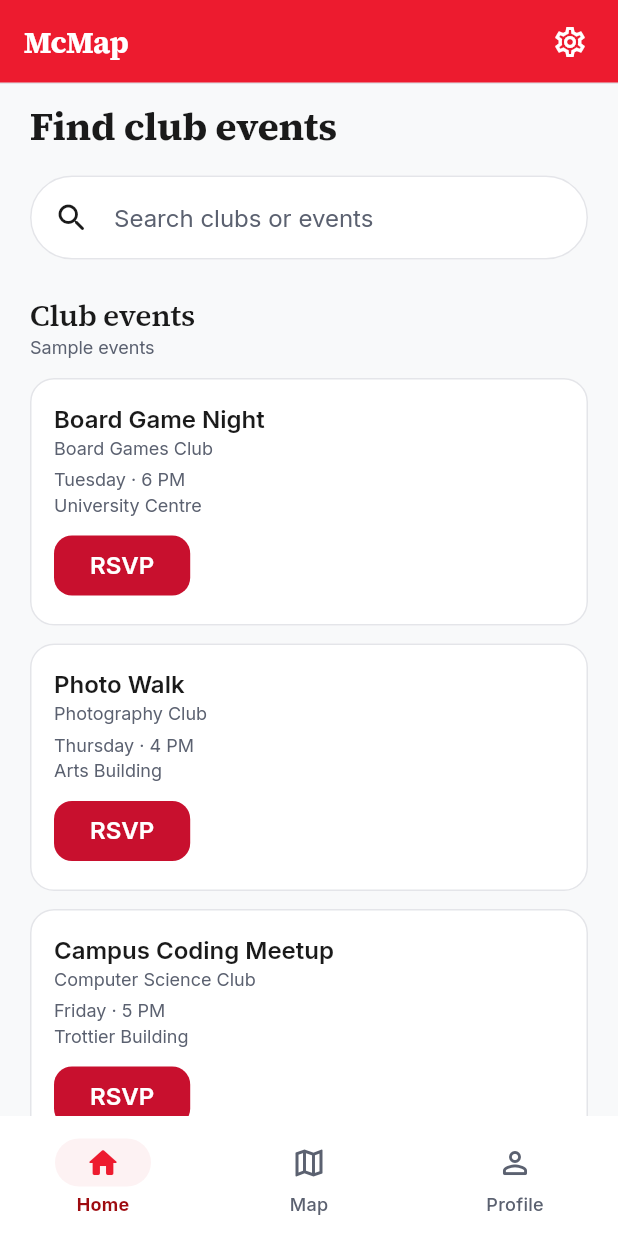
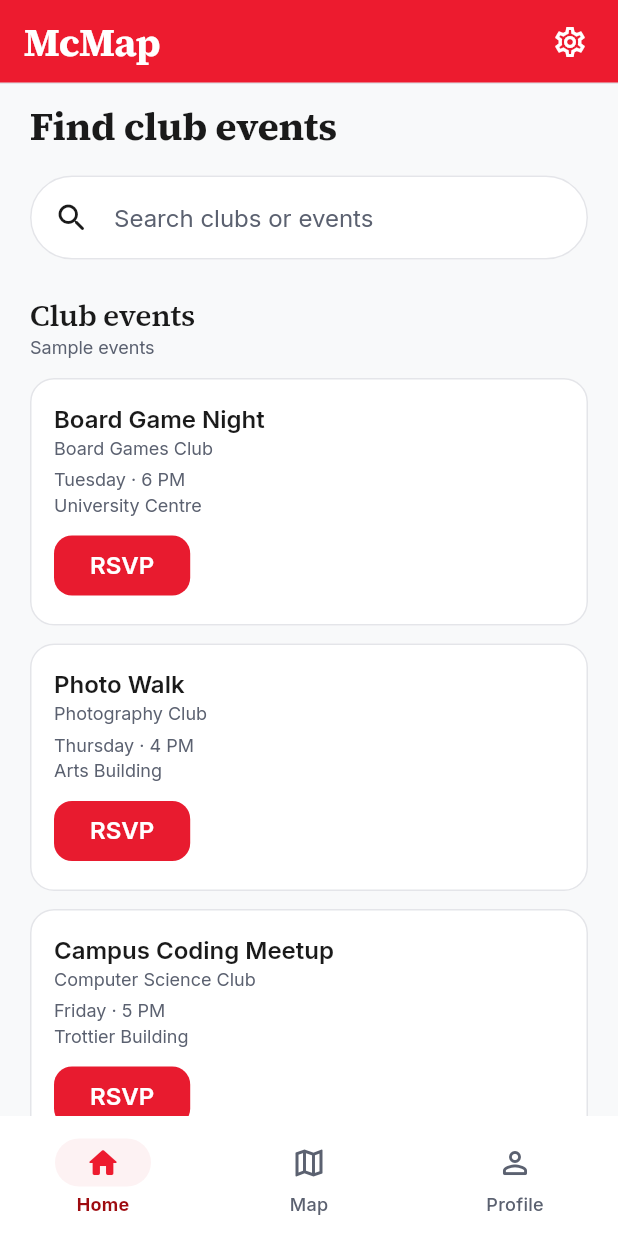
Before and after one commit to daygelo/mcmap, a Flutter app: the HomePage screen opened directly, on a phone screen of 412 x 824 dp. Run offline on Flutter 3.47's test engine with Material 3 defaults, Android fonts, the phone set to English and light mode, and no system bars; our stand-ins replace material_ui.

```diff
--- a/lib/pages/home_page.dart
+++ b/lib/pages/home_page.dart
@@ -65,8 +65,11 @@ class _HomePageState extends State<HomePage> {
       appBar: AppBar(
         backgroundColor: McMapColors.red,
         foregroundColor: McMapColors.white,
-        titleTextStyle: AppBarTheme.of(context).titleTextStyle
-            ?.copyWith(color: McMapColors.white, fontWeight: FontWeight.w700),
+        titleTextStyle: AppBarTheme.of(context).titleTextStyle?.copyWith(
+          color: McMapColors.white,
+          fontSize: 26,
+          fontWeight: FontWeight.w700,
+        ),
         title: const Text('McMap'),
         actions: [
           IconButton(
--- a/lib/theme/app_theme.dart
+++ b/lib/theme/app_theme.dart
@@ -10,8 +10,10 @@ abstract final class McMapColors {
   /// text. White text on it is only 4.38:1, so don't use it behind body text.
   static const red = Color(0xFFED1B2F);
 
-  /// Deeper McGill red for anything carrying text: filled buttons (white on
-  /// it 5.88:1) and red text/links on white (5.88:1).
+  /// Near-brand red for fills with white labels (4.54:1 contrast).
+  static const redFill = Color(0xFFE81B2F);
+
+  /// Deeper red for small text and links on light surfaces.
   static const redStrong = Color(0xFFC8102E);
 
   /// Burgundy: hover/pressed state of red buttons, text on tinted red
@@ -151,7 +153,7 @@ class McMapMapStyle extends ThemeExtension<McMapMapStyle> {
 ThemeData buildMcMapTheme() {
   const colorScheme = ColorScheme(
     brightness: Brightness.light,
-    primary: McMapColors.redStrong,
+    primary: McMapColors.redFill,
     onPrimary: McMapColors.white,
     primaryContainer: McMapColors.redTint,
     onPrimaryContainer: McMapColors.burgundy,
@@ -225,7 +227,7 @@ ThemeData buildMcMapTheme() {
       ),
     ),
 
-    // Primary CTA (RSVP, Continue): deep McGill red → burgundy when pressed.
+    // Primary actions use an accessible near-match to the brand red.
     filledButtonTheme: FilledButtonThemeData(
       style: ButtonStyle(
         shape: WidgetStatePropertyAll(shape),
@@ -243,7 +245,7 @@ ThemeData buildMcMapTheme() {
               s.contains(WidgetState.hovered)) {
             return McMapColors.burgundy;
           }
-          return McMapColors.redStrong;
+          return colorScheme.primary;
         }),
         overlayColor: const WidgetStatePropertyAll(Colors.transparent),
       ),
@@ -276,7 +278,7 @@ ThemeData buildMcMapTheme() {
       }),
     ),
 
-    // Category tags / filters: neutral pill; selected = red tint + burgundy.
+    // Category tags / filters: red tint and bright red selection marks.
     chipTheme: ChipThemeData(
       backgroundColor: McMapColors.white,
       selectedColor: McMapColors.redTint,
@@ -287,7 +289,7 @@ ThemeData buildMcMapTheme() {
         color: McMapColors.burgundy,
         fontWeight: FontWeight.w600,
       ),
-      checkmarkColor: McMapColors.burgundy,
+      checkmarkColor: McMapColors.red,
       side: WidgetStateBorderSide.resolveWith(
         (s) => BorderSide(
           color: s.contains(WidgetState.selected)
```
Also changed, not shown: 1 other file.
